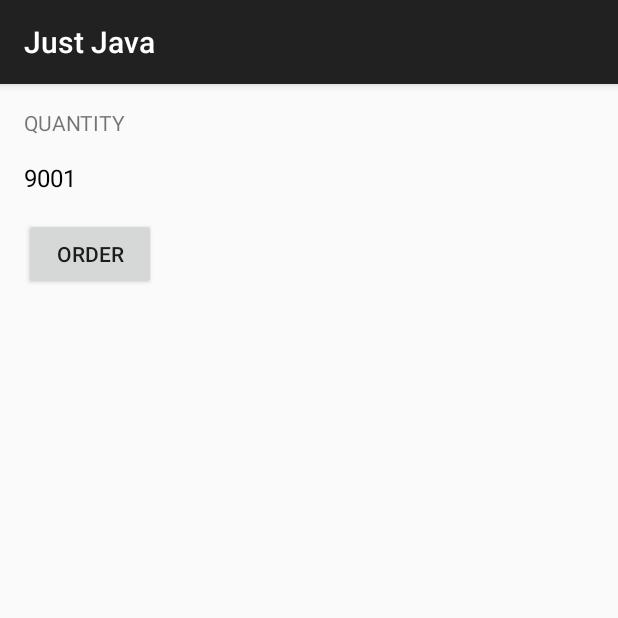
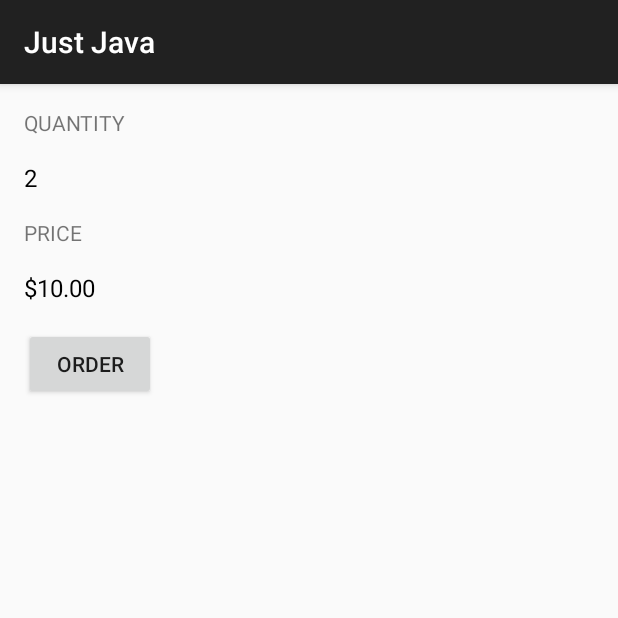
Before and after one commit to williamscs/JustJava, an Android app: the screen it shows after launch (MainActivity), after a tap on "ORDER", on a phone screen of 412 x 824 dp, the top half of it. Run offline under Robolectric (Android 15) with nearby library versions, the phone set to English and light mode, and no system bars.

Commit message:
Add TextView for price

```diff
--- a/app/src/main/java/com/example/android/justjava/MainActivity.java
+++ b/app/src/main/java/com/example/android/justjava/MainActivity.java
@@ -4,6 +4,8 @@ import android.support.v7.app.ActionBarActivity;
 import android.os.Bundle;
 import android.view.View;
 import android.widget.TextView;
+
+import java.text.NumberFormat;
 
 public class MainActivity extends ActionBarActivity {
 
@@ -16,7 +18,8 @@ public class MainActivity extends ActionBarActivity {
      * This method is called when the order button is clicked.
      */
     public void submitOrder(View view) {
-        display(9001);
+        display(2);
+        displayPrice(2*5);
     }
 
     /**
@@ -27,4 +30,12 @@ public class MainActivity extends ActionBarActivity {
                 R.id.quantity_text_view);
         quantityTextView.setText("" + number);
     }
+    /**
+     * This method displays the given price on the screen.
+     */
+    private void displayPrice(int number) {
+        TextView priceTextView = (TextView) findViewById(R.id.price_text_view);
+        priceTextView.setText(NumberFormat.getCurrencyInstance().format(number));
+
+    }
 }
--- a/app/src/main/res/layout/activity_main.xml
+++ b/app/src/main/res/layout/activity_main.xml
@@ -23,6 +23,20 @@
         android:layout_width="wrap_content"
         android:layout_height="wrap_content"
         android:text="0" />
+    <TextView
+        android:layout_width="wrap_content"
+        android:layout_height="wrap_content"
+        android:layout_marginTop="16dp"
+        android:layout_marginBottom="16dp"
+        android:text="Price"
+        android:textAllCaps="true"/>
+    <TextView
+        android:id="@+id/price_text_view"
+        android:textColor="@android:color/black"
+        android:textSize="16sp"
+        android:layout_width="wrap_content"
+        android:layout_height="wrap_content"
+        android:text="$0" />
     <Button
         android:layout_width="wrap_content"
         android:layout_height="wrap_content"
```
